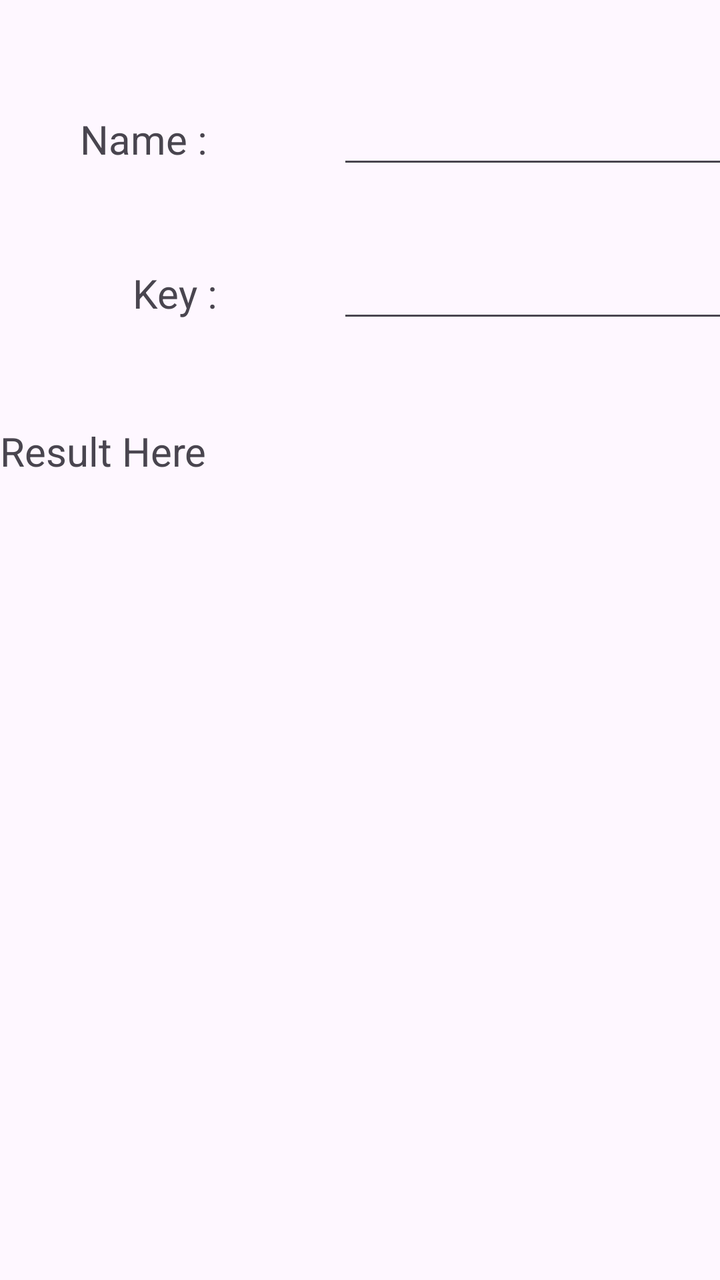
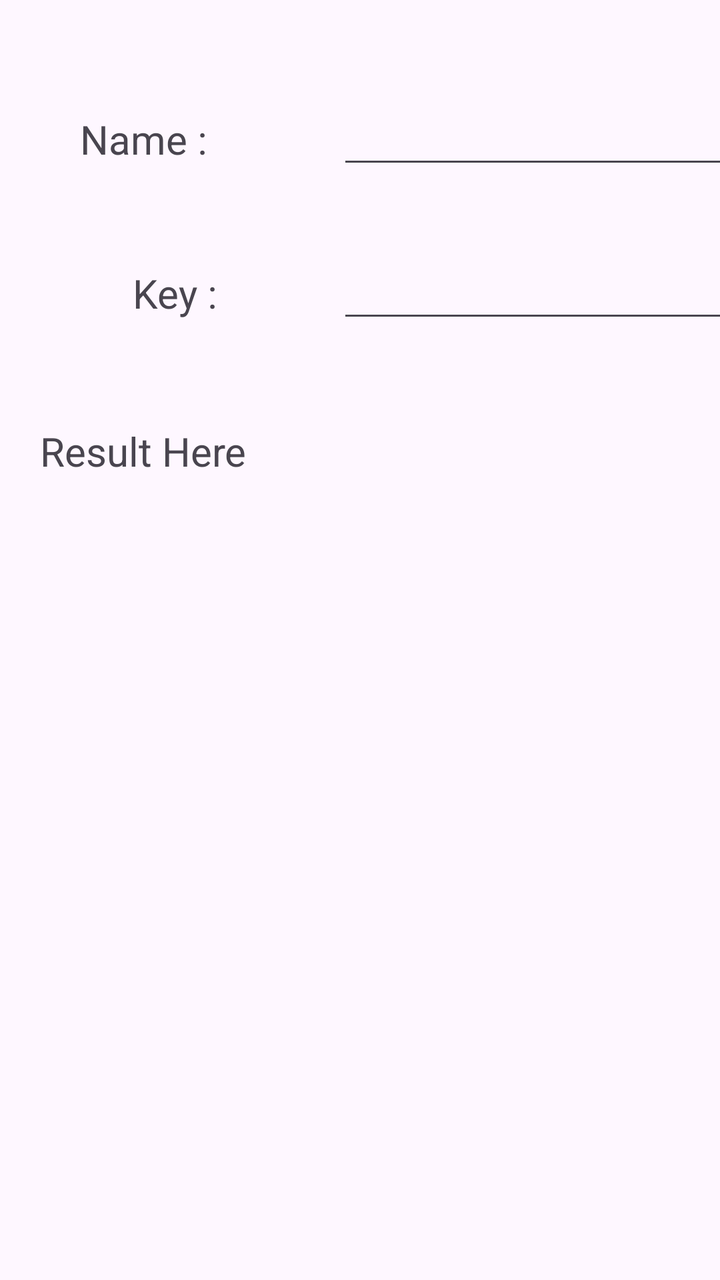

Two renders of the same Android screen: before a commit and after it. Below are the layout's source before the change and the commit's diff.
<!-- AndroidManifest.xml: application theme Theme.MyFirstApplication -->
<!-- res/layout/activity_main.xml -->
<?xml version="1.0" encoding="utf-8"?>
<androidx.constraintlayout.widget.ConstraintLayout xmlns:android="http://schemas.android.com/apk/res/android"
    xmlns:app="http://schemas.android.com/apk/res-auto"
    xmlns:tools="http://schemas.android.com/tools"
    android:id="@+id/mainUI"
    android:layout_width="match_parent"
    android:layout_height="match_parent"
    tools:context=".MainActivity">

    <TextView
        android:id="@+id/loginNameLabel"
        android:layout_width="wrap_content"
        android:layout_height="wrap_content"
        android:layout_marginStart="40dp"
        android:layout_marginTop="56dp"
        android:text="Name : "
        android:textSize="20sp"
        app:layout_constraintStart_toStartOf="parent"
        app:layout_constraintTop_toTopOf="parent" />

    <TextView
        android:id="@+id/passKey"
        android:layout_width="wrap_content"
        android:layout_height="wrap_content"
        android:layout_marginTop="50dp"
        android:text="Key :"
        android:textSize="20sp"
        app:layout_constraintEnd_toEndOf="@+id/loginNameLabel"
        app:layout_constraintTop_toBottomOf="@+id/loginNameLabel" />

    <TextView
        android:id="@+id/compResult"
        android:layout_width="wrap_content"
        android:layout_height="wrap_content"
        android:layout_marginTop="52dp"
        android:text="Result Here"
        android:textSize="20sp"
        app:layout_constraintTop_toBottomOf="@id/passKey"
        tools:layout_editor_absoluteX="16dp" />

    <EditText
        android:id="@+id/loginName"
        android:layout_width="wrap_content"
        android:layout_height="wrap_content"
        android:layout_marginStart="60dp"
        android:ems="10"
        android:inputType="text"
        app:layout_constraintBaseline_toBaselineOf="@+id/loginNameLabel"
        app:layout_constraintStart_toEndOf="@+id/loginNameLabel" />

    <EditText
        android:id="@+id/keyInput"
        android:layout_width="wrap_content"
        android:layout_height="wrap_content"
        android:ems="10"
        android:inputType="textPassword"
        app:layout_constraintBaseline_toBaselineOf="@+id/passKey"
        app:layout_constraintStart_toStartOf="@+id/loginName" />

</androidx.constraintlayout.widget.ConstraintLayout>
<!-- resources referenced by this layout -->
<resources>
  <style name="Theme.MyFirstApplication" parent="Base.Theme.MyFirstApplication" />
  <style name="Base.Theme.MyFirstApplication" parent="Theme.Material3.DayNight.NoActionBar">
          
          
      </style>
</resources>

<!-- the commit's change to res/layout/activity_main.xml (unified diff, before → after) -->
@@ -32,11 +32,12 @@
         android:id="@+id/compResult"
         android:layout_width="wrap_content"
         android:layout_height="wrap_content"
+        android:layout_marginStart="20dp"
         android:layout_marginTop="52dp"
         android:text="Result Here"
         android:textSize="20sp"
-        app:layout_constraintTop_toBottomOf="@id/passKey"
-        tools:layout_editor_absoluteX="16dp" />
+        app:layout_constraintStart_toStartOf="parent"
+        app:layout_constraintTop_toBottomOf="@id/passKey" />
 
     <EditText
         android:id="@+id/loginName"
